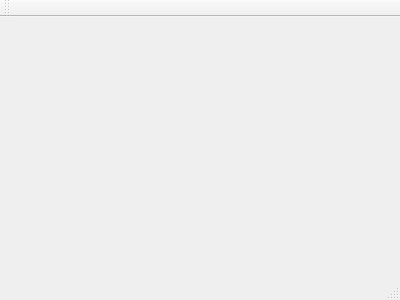
Before: the Qt Designer form mainwindow.ui in shinytang6/Sniffer, drawn with Qt 5.
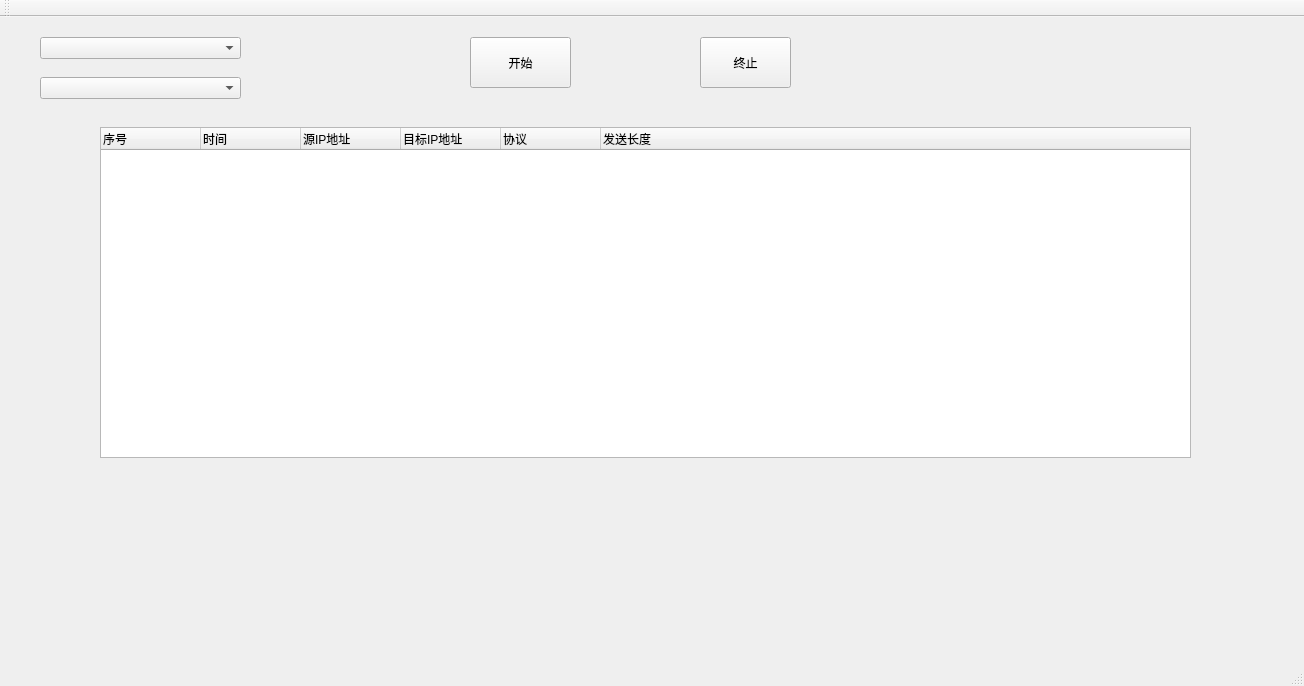
After: the same form once the commit is applied.

Patch:
```diff
--- a/mainwindow.ui
+++ b/mainwindow.ui
@@ -1,24 +1,126 @@
 <ui version="4.0">
  <class>MainWindow</class>
- <widget class="QMainWindow" name="MainWindow" >
-  <property name="geometry" >
+ <widget class="QMainWindow" name="MainWindow">
+  <property name="geometry">
    <rect>
     <x>0</x>
     <y>0</y>
-    <width>400</width>
-    <height>300</height>
+    <width>1304</width>
+    <height>686</height>
    </rect>
   </property>
   <property name="windowTitle" >
    <string>MainWindow</string>
   </property>
-  <widget class="QMenuBar" name="menuBar" />
-  <widget class="QToolBar" name="mainToolBar" />
-  <widget class="QWidget" name="centralWidget" />
-  <widget class="QStatusBar" name="statusBar" />
+  <widget class="QWidget" name="centralWidget">
+   <widget class="QComboBox" name="comboBox">
+    <property name="geometry">
+     <rect>
+      <x>40</x>
+      <y>20</y>
+      <width>201</width>
+      <height>22</height>
+     </rect>
+    </property>
+   </widget>
+   <widget class="QComboBox" name="comboBox_2">
+    <property name="geometry">
+     <rect>
+      <x>40</x>
+      <y>60</y>
+      <width>201</width>
+      <height>22</height>
+     </rect>
+    </property>
+   </widget>
+   <widget class="QPushButton" name="startCapture">
+    <property name="geometry">
+     <rect>
+      <x>470</x>
+      <y>20</y>
+      <width>101</width>
+      <height>51</height>
+     </rect>
+    </property>
+    <property name="text">
+     <string>开始</string>
+    </property>
+   </widget>
+   <widget class="QPushButton" name="pushButton_2">
+    <property name="geometry">
+     <rect>
+      <x>700</x>
+      <y>20</y>
+      <width>91</width>
+      <height>51</height>
+     </rect>
+    </property>
+    <property name="text">
+     <string>终止</string>
+    </property>
+   </widget>
+   <widget class="QTreeWidget" name="treeWidget">
+    <property name="geometry">
+     <rect>
+      <x>100</x>
+      <y>110</y>
+      <width>1091</width>
+      <height>331</height>
+     </rect>
+    </property>
+    <column>
+     <property name="text">
+      <string>序号</string>
+     </property>
+    </column>
+    <column>
+     <property name="text">
+      <string>时间</string>
+     </property>
+    </column>
+    <column>
+     <property name="text">
+      <string>源IP地址</string>
+     </property>
+    </column>
+    <column>
+     <property name="text">
+      <string>目标IP地址</string>
+     </property>
+    </column>
+    <column>
+     <property name="text">
+      <string>协议</string>
+     </property>
+    </column>
+    <column>
+     <property name="text">
+      <string>发送长度</string>
+     </property>
+    </column>
+   </widget>
+  </widget>
+  <widget class="QMenuBar" name="menuBar">
+   <property name="geometry">
+    <rect>
+     <x>0</x>
+     <y>0</y>
+     <width>1304</width>
+     <height>26</height>
+    </rect>
+   </property>
+  </widget>
+  <widget class="QToolBar" name="mainToolBar">
+   <attribute name="toolBarArea">
+    <enum>TopToolBarArea</enum>
+   </attribute>
+   <attribute name="toolBarBreak">
+    <bool>false</bool>
+   </attribute>
+  </widget>
+  <widget class="QStatusBar" name="statusBar"/>
  </widget>
- <layoutDefault spacing="6" margin="11" />
- <pixmapfunction></pixmapfunction>
+ <layoutdefault spacing="6" margin="11"/>
  <resources/>
  <connections/>
 </ui>
```
Left out of the diff: 3 changed lines with no effect on the pictures.
